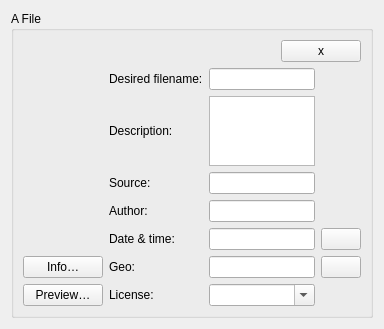
The window that commonsimgwidget.ui (Athantor/imup) describes before a commit, drawn with Qt 5.
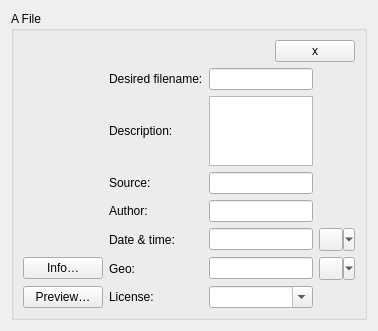
The same window after the commit.

Commit message: functional datetime button

```diff
--- a/commonsimgwidget.ui
+++ b/commonsimgwidget.ui
@@ -6,8 +6,8 @@
    <rect>
     <x>0</x>
     <y>0</y>
-    <width>384</width>
-    <height>305</height>
+    <width>378</width>
+    <height>309</height>
    </rect>
   </property>
   <property name="windowTitle">
@@ -184,23 +184,29 @@
           </property>
          </widget>
         </item>
-        <item row="6" column="3">
-         <widget class="QPushButton" name="GeoBtn">
-          <property name="statusTip">
-           <string>View in external map…</string>
-          </property>
-          <property name="text">
-           <string/>
-          </property>
-         </widget>
-        </item>
         <item row="5" column="2">
          <widget class="QLineEdit" name="FileDtEdit"/>
         </item>
         <item row="5" column="3">
-         <widget class="QPushButton" name="pushButton_3">
+         <widget class="QToolButton" name="DtBtn">
           <property name="text">
            <string/>
+          </property>
+          <property name="popupMode">
+           <enum>QToolButton::MenuButtonPopup</enum>
+          </property>
+         </widget>
+        </item>
+        <item row="6" column="3">
+         <widget class="QToolButton" name="GeoBtn">
+          <property name="statusTip">
+           <string>View in external map…</string>
+          </property>
+          <property name="text">
+           <string/>
+          </property>
+          <property name="popupMode">
+           <enum>QToolButton::MenuButtonPopup</enum>
           </property>
          </widget>
         </item>
```
The commit also changes 4 other files.
